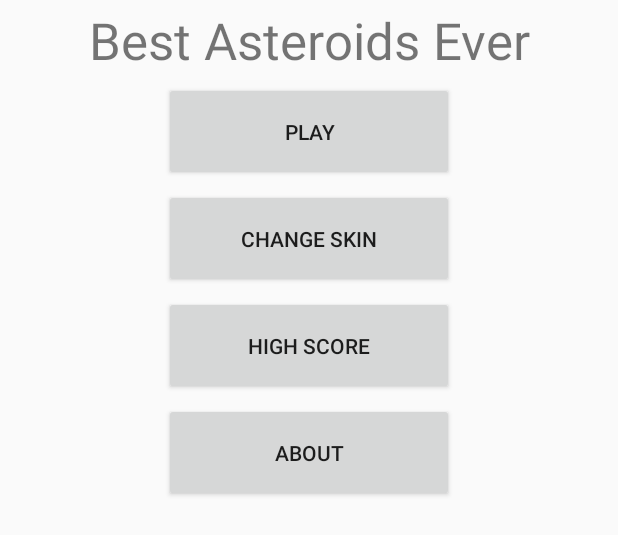
After one commit to eazze/asteroids, an Android app: the layout menu_start.xml on its own in the app's theme, with its tools: preview values and no code run, on a phone screen of 412 x 824 dp. The commit adds this screen. Shown: the top 535 px of the screen. Run offline under Robolectric (Android 15) with nearby library versions, the phone set to English and light mode, and no system bars.

Commit message:
Menu implemented

```diff
--- /dev/null
+++ b/app/src/main/java/de/hs_kl/gatav/flyingsaucerfull/Menu.java
@@ -0,0 +1,4 @@
+package de.hs_kl.gatav.flyingsaucerfull;
+
+public class Menu {
+}
--- /dev/null
+++ b/app/src/main/res/layout/menu_start.xml
@@ -0,0 +1,79 @@
+<?xml version="1.0" encoding="utf-8"?>
+<androidx.constraintlayout.widget.ConstraintLayout xmlns:android="http://schemas.android.com/apk/res/android"
+    xmlns:app="http://schemas.android.com/apk/res-auto"
+    xmlns:tools="http://schemas.android.com/tools"
+    android:layout_width="match_parent"
+    android:layout_height="match_parent"
+    android:orientation="horizontal">
+
+    <TextView
+        android:id="@+id/textView"
+        android:layout_width="wrap_content"
+        android:layout_height="wrap_content"
+        android:layout_marginStart="59dp"
+        android:layout_marginLeft="59dp"
+        android:layout_marginTop="4dp"
+        android:layout_marginEnd="59dp"
+        android:layout_marginRight="59dp"
+        android:text="@string/gameName"
+        android:textSize="34sp"
+        app:layout_constraintEnd_toEndOf="parent"
+        app:layout_constraintStart_toStartOf="parent"
+        app:layout_constraintTop_toTopOf="parent" />
+
+    <Button
+        android:id="@+id/play"
+        android:layout_width="193dp"
+        android:layout_height="66dp"
+        android:layout_marginStart="109dp"
+        android:layout_marginLeft="109dp"
+        android:layout_marginTop="5dp"
+        android:layout_marginEnd="109dp"
+        android:layout_marginRight="109dp"
+        android:text="@string/play"
+        app:layout_constraintEnd_toEndOf="parent"
+        app:layout_constraintStart_toStartOf="parent"
+        app:layout_constraintTop_toBottomOf="@+id/textView" />
+
+    <Button
+        android:id="@+id/button3"
+        android:layout_width="193dp"
+        android:layout_height="66dp"
+        android:layout_marginStart="109dp"
+        android:layout_marginLeft="109dp"
+        android:layout_marginTop="5dp"
+        android:layout_marginEnd="109dp"
+        android:layout_marginRight="109dp"
+        android:text="@string/changeSkin"
+        app:layout_constraintEnd_toEndOf="parent"
+        app:layout_constraintStart_toStartOf="parent"
+        app:layout_constraintTop_toBottomOf="@+id/play" />
+
+    <Button
+        android:id="@+id/button4"
+        android:layout_width="193dp"
+        android:layout_height="66dp"
+        android:layout_marginStart="109dp"
+        android:layout_marginLeft="109dp"
+        android:layout_marginTop="5dp"
+        android:layout_marginEnd="109dp"
+        android:layout_marginRight="109dp"
+        android:text="@string/highScore"
+        app:layout_constraintEnd_toEndOf="parent"
+        app:layout_constraintStart_toStartOf="parent"
+        app:layout_constraintTop_toBottomOf="@+id/button3" />
+
+    <Button
+        android:id="@+id/button5"
+        android:layout_width="193dp"
+        android:layout_height="66dp"
+        android:layout_marginStart="109dp"
+        android:layout_marginLeft="109dp"
+        android:layout_marginTop="5dp"
+        android:layout_marginEnd="109dp"
+        android:layout_marginRight="109dp"
+        android:text="@string/about"
+        app:layout_constraintEnd_toEndOf="parent"
+        app:layout_constraintStart_toStartOf="parent"
+        app:layout_constraintTop_toBottomOf="@+id/button4" />
+</androidx.constraintlayout.widget.ConstraintLayout>
--- a/app/src/main/res/values/strings.xml
+++ b/app/src/main/res/values/strings.xml
@@ -8,4 +8,9 @@
     <string name="shotControl">Shot</string>
     <string name="menuControl">Menu</string>
     <string name="rightControl">right</string>
+    <string name="gameName">Best Asteroids Ever</string>
+    <string name="changeSkin">Change Skin</string>
+    <string name="highScore">High Score</string>
+    <string name="about">About</string>
+    <string name="play">Play</string>
 </resources>
```
Also changed, not shown: app/src/main/java/de/hs_kl/gatav/flyingsaucerfull/MainActivity.java (+47 -60 lines).
